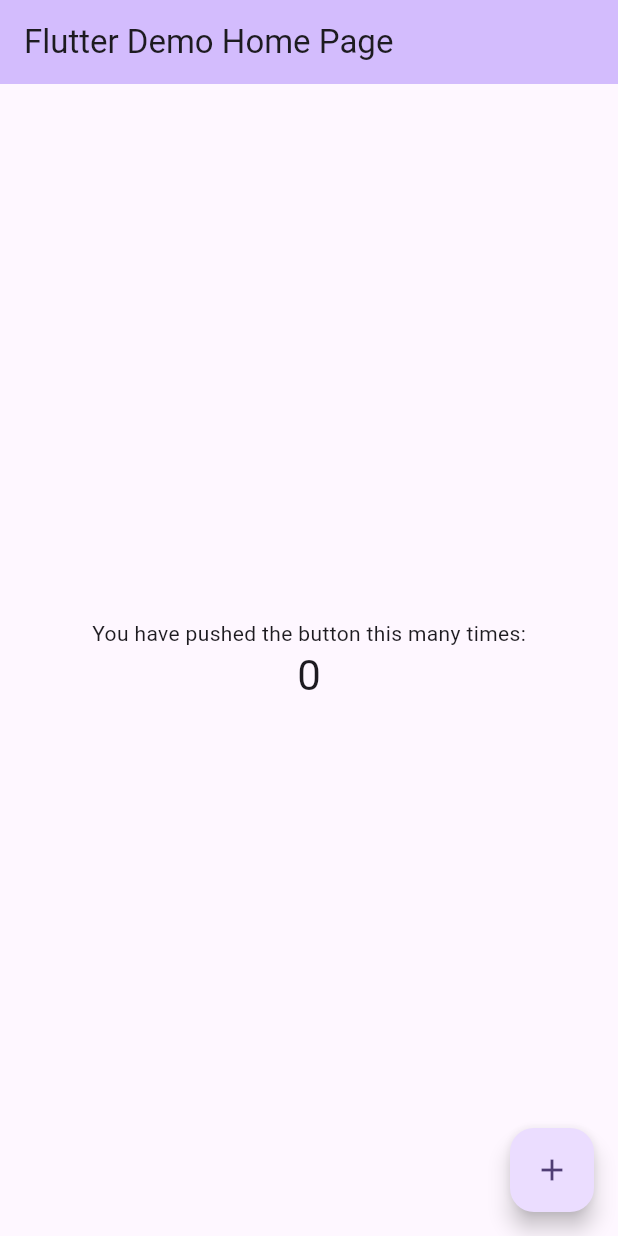
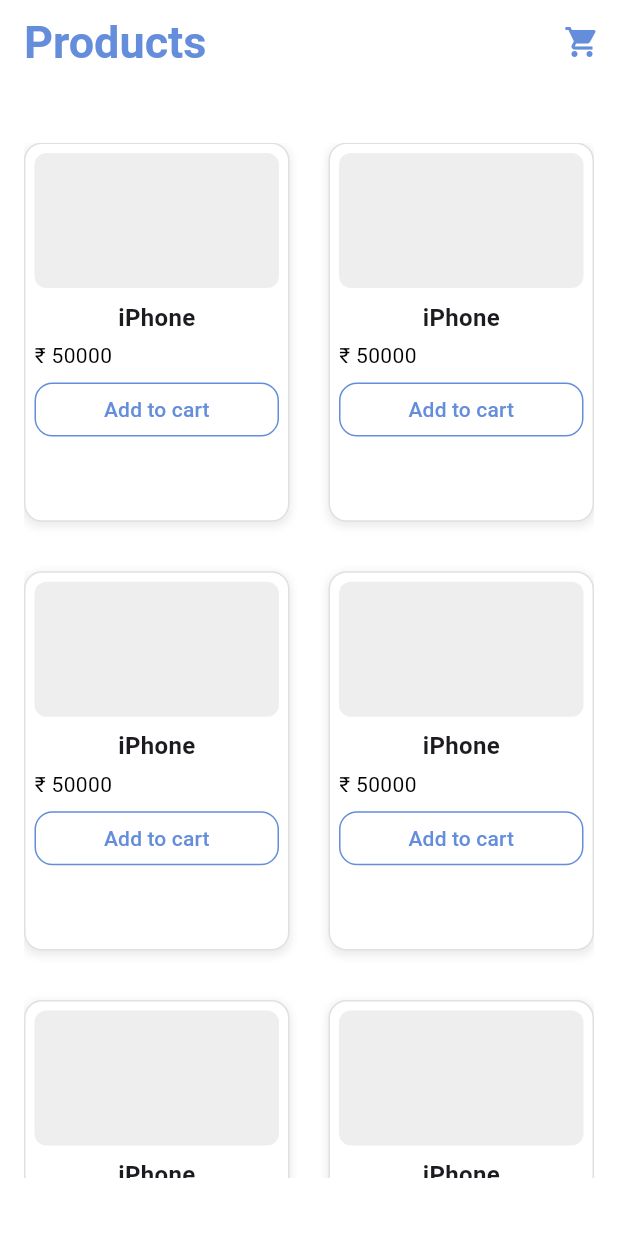
Before and after one commit to Aiswarya151/cart_app, a Flutter app: the screen it shows after launch, on a phone screen of 412 x 824 dp. Run offline on Flutter 3.47's test engine with Material 3 defaults, Android fonts, the phone set to English and light mode, and no system bars; our stand-ins replace gap, go_router.

Commit message:
created ui pages and implemented theme and gorouter navigation

```diff
--- /dev/null
+++ b/lib/core/router/router.dart
@@ -0,0 +1,13 @@
+import 'package:cart_app/features/authentication/presentation/login.dart';
+import 'package:cart_app/features/authentication/presentation/signup.dart';
+import 'package:cart_app/features/cart/my_cart.dart';
+import 'package:cart_app/features/cart/products.dart';
+import 'package:go_router/go_router.dart';
+
+final GoRouter appRouter=GoRouter(initialLocation:'/products',
+routes: [
+  GoRoute(path: '/products',name: 'products',builder: (context, state) => ProductsScreen(),),
+  GoRoute(path: '/login',name: 'login',builder: (context, state) => LoginScreen(),),
+   GoRoute(path: '/signup',name: 'signup',builder: (context, state) => SignUpScreen(),),
+   GoRoute(path: '/cart',name: 'cart',builder: (context, state) => CartScreen(),)
+] );
--- /dev/null
+++ b/lib/core/theme/app_button_theme.dart
@@ -0,0 +1,14 @@
+import 'package:cart_app/core/theme/app_colors.dart';
+import 'package:flutter/material.dart';
+
+class AppButtonTheme {
+  static final  ElevatedButtonThemeData elevatedButtonTheme=ElevatedButtonThemeData(
+    style: ElevatedButton.styleFrom(
+      backgroundColor: AppColors.primary,
+      foregroundColor: AppColors.background,
+      padding: const EdgeInsets.symmetric(horizontal: 24, vertical: 16),
+      textStyle: const TextStyle(fontSize: 16,fontWeight: FontWeight.w700),
+       shape: RoundedRectangleBorder(borderRadius: BorderRadius.circular(12)),
+    )
+  );
+}
--- /dev/null
+++ b/lib/core/theme/app_colors.dart
@@ -0,0 +1,14 @@
+
+import 'package:flutter/material.dart';
+
+class AppColors {
+
+    static const Color primary=Color(0xFF648DDB);
+    static const Color secondary=Color(0xFFFFA000);
+    static const Color error=Color(0xFFEC6767);
+    static const Color background=Colors.white;
+    static const Color darkBackground=Colors.black;
+
+
+
+}
--- /dev/null
+++ b/lib/core/theme/appbar_theme.dart
@@ -0,0 +1,11 @@
+import 'package:cart_app/core/theme/app_colors.dart';
+import 'package:flutter/material.dart';
+
+class AppAppbarTheme {
+  static const AppBarTheme appBarTheme = AppBarTheme(
+      backgroundColor: AppColors.background,
+      foregroundColor: AppColors.primary,
+      elevation: 0,
+      titleTextStyle: TextStyle(
+          color: AppColors.primary, fontSize: 30, fontWeight: FontWeight.w600));
+}
--- /dev/null
+++ b/lib/core/theme/text_theme.dart
@@ -0,0 +1,9 @@
+import 'package:flutter/material.dart';
+
+class AppTextTheme {
+  static const TextTheme textTheme = TextTheme(
+    bodyLarge: TextStyle(fontSize: 16, fontWeight: FontWeight.normal),
+    bodyMedium: TextStyle(fontSize: 14, fontWeight: FontWeight.normal),
+    bodySmall: TextStyle(fontSize: 12, fontWeight: FontWeight.normal),
+  );
+}
--- /dev/null
+++ b/lib/core/theme/theme.dart
@@ -0,0 +1,18 @@
+import 'package:cart_app/core/theme/app_button_theme.dart';
+import 'package:cart_app/core/theme/app_colors.dart';
+import 'package:cart_app/core/theme/appbar_theme.dart';
+import 'package:cart_app/core/theme/text_theme.dart';
+import 'package:flutter/material.dart';
+
+class AppTheme {
+  static ThemeData lightTheme = ThemeData(
+    scaffoldBackgroundColor: AppColors.background,
+    brightness: Brightness.light,
+    primarySwatch: Colors.blue,
+    appBarTheme: AppAppbarTheme.appBarTheme,
+    elevatedButtonTheme: AppButtonTheme.elevatedButtonTheme,
+    textTheme: AppTextTheme.textTheme,
+  );
+  static ThemeData darkTheme =
+      ThemeData(brightness: Brightness.dark, primarySwatch: Colors.blue);
+}
--- /dev/null
+++ b/lib/features/cart/products.dart
@@ -0,0 +1,120 @@
+import 'package:cart_app/core/router/router.dart';
+import 'package:cart_app/core/theme/app_colors.dart';
+import 'package:flutter/material.dart';
+
+class ProductsScreen extends StatelessWidget {
+  const ProductsScreen({super.key});
+
+  @override
+  Widget build(BuildContext context) {
+    return Scaffold(
+      appBar: AppBar(
+        title: Text(
+          "Products",
+          // style: TextStyle(
+          //   fontSize: 24,
+          //   fontWeight: FontWeight.bold,
+          //   color: Colors.blue,
+          // ),
+        ),
+        actions: [
+          IconButton(
+            icon: const Icon(
+              Icons.shopping_cart,
+            ),
+            onPressed: () {
+              appRouter.goNamed('cart');
+              // Navigate to cart screen
+            },
+          ),
+        ],
+      ),
+      body: Padding(
+        padding: const EdgeInsets.symmetric(horizontal: 16, vertical: 39),
+        child: GridView.builder(
+          itemCount: 6, // Adjust number of products
+          gridDelegate: const SliverGridDelegateWithFixedCrossAxisCount(
+            crossAxisCount: 2, // Two items per row
+            crossAxisSpacing: 26,
+            mainAxisSpacing: 33,
+            childAspectRatio: 0.7, // Adjust height ratio
+          ),
+          itemBuilder: (context, index) {
+            return ProductCard();
+          },
+        ),
+      ),
+    );
+  }
+}
+
+// Product Card Widget
+class ProductCard extends StatelessWidget {
+  const ProductCard({super.key});
+
+  @override
+  Widget build(BuildContext context) {
+    return Container(
+      padding: const EdgeInsets.all(6),
+      decoration: BoxDecoration(
+        color: Colors.white,
+        borderRadius: BorderRadius.circular(12),
+        border: Border.all(color: Colors.grey.shade300),
+        boxShadow: [
+          BoxShadow(
+            color: Colors.grey.withOpacity(0.2),
+            blurRadius: 4,
+            spreadRadius: 1,
+            offset: const Offset(0, 2),
+          ),
+        ],
+      ),
+      child: Column(
+        crossAxisAlignment: CrossAxisAlignment.start,
+        children: [
+          // Placeholder for product image
+          Container(
+            height: 90,
+            width: double.infinity,
+            decoration: BoxDecoration(
+              color: Colors.grey.shade200,
+              borderRadius: BorderRadius.circular(8),
+            ),
+          ),
+          const SizedBox(height: 8),
+          Center(
+            child: const Text(
+              "iPhone",
+              style: TextStyle(fontSize: 16, fontWeight: FontWeight.bold),
+            ),
+          ),
+          const SizedBox(height: 4),
+          const Text(
+            "₹ 50000",
+            style: TextStyle(fontSize: 14, color: Colors.black),
+          ),
+          const SizedBox(height: 8),
+          SizedBox(
+            width: double.infinity,
+            height: 36,
+            child: OutlinedButton(
+              onPressed: () {
+                // Add to cart logic
+              },
+              style: OutlinedButton.styleFrom(
+                side: const BorderSide(color: AppColors.primary),
+                shape: RoundedRectangleBorder(
+                  borderRadius: BorderRadius.circular(12),
+                ),
+              ),
+              child: const Text(
+                "Add to cart",
+                style: TextStyle(color: AppColors.primary),
+              ),
+            ),
+          ),
+        ],
+      ),
+    );
+  }
+}
--- a/lib/main.dart
+++ b/lib/main.dart
@@ -1,3 +1,5 @@
+import 'package:cart_app/core/router/router.dart';
+import 'package:cart_app/core/theme/theme.dart';
 import 'package:flutter/material.dart';
 
 void main() {
@@ -10,116 +12,11 @@ class MyApp extends StatelessWidget {
   // This widget is the root of your application.
   @override
   Widget build(BuildContext context) {
-    return MaterialApp(
-      title: 'Flutter Demo',
-      theme: ThemeData(
-        // This is the theme of your application.
-        //
-        // TRY THIS: Try running your application with "flutter run". You'll see
-        // the application has a purple toolbar. Then, without quitting the app,
-        // try changing the seedColor in the colorScheme below to Colors.green
-        // and then invoke "hot reload" (save your changes or press the "hot
-        // reload" button in a Flutter-supported IDE, or press "r" if you used
-        // the command line to start the app).
-        //
-        // Notice that the counter didn't reset back to zero; the application
-        // state is not lost during the reload. To reset the state, use hot
-        // restart instead.
-        //
-        // This works for code too, not just values: Most code changes can be
-        // tested with just a hot reload.
-        colorScheme: ColorScheme.fromSeed(seedColor: Colors.deepPurple),
-        useMaterial3: true,
-      ),
-      home: const MyHomePage(title: 'Flutter Demo Home Page'),
+    return MaterialApp.router(
+      debugShowCheckedModeBanner: false,
+      routerConfig: appRouter,
+      theme: AppTheme.lightTheme,
+
     );
   }
 }
-
-class MyHomePage extends StatefulWidget {
-  const MyHomePage({super.key, required this.title});
-
-  // This widget is the home page of your application. It is stateful, meaning
-  // that it has a State object (defined below) that contains fields that affect
-  // how it looks.
-
-  // This class is the configuration for the state. It holds the values (in this
-  // case the title) provided by the parent (in this case the App widget) and
-  // used by the build method of the State. Fields in a Widget subclass are
-  // always marked "final".
-
-  final String title;
-
-  @override
-  State<MyHomePage> createState() => _MyHomePageState();
-}
-
-class _MyHomePageState extends State<MyHomePage> {
-  int _counter = 0;
-
-  void _incrementCounter() {
-    setState(() {
-      // This call to setState tells the Flutter framework that something has
-      // changed in this State, which causes it to rerun the build method below
-      // so that the display can reflect the updated values. If we changed
-      // _counter without calling setState(), then the build method would not be
-      // called again, and so nothing would appear to happen.
-      _counter++;
-    });
-  }
-
-  @override
-  Widget build(BuildContext context) {
-    // This method is rerun every time setState is called, for instance as done
-    // by the _incrementCounter method above.
-    //
-    // The Flutter framework has been optimized to make rerunning build methods
-    // fast, so that you can just rebuild anything that needs updating rather
-    // than having to individually change instances of widgets.
-    return Scaffold(
-      appBar: AppBar(
-        // TRY THIS: Try changing the color here to a specific color (to
-        // Colors.amber, perhaps?) and trigger a hot reload to see the AppBar
-        // change color while the other colors stay the same.
-        backgroundColor: Theme.of(context).colorScheme.inversePrimary,
-        // Here we take the value from the MyHomePage object that was created by
-        // the App.build method, and use it to set our appbar title.
-        title: Text(widget.title),
-      ),
-      body: Center(
-        // Center is a layout widget. It takes a single child and positions it
-        // in the middle of the parent.
-        child: Column(
-          // Column is also a layout widget. It takes a list of children and
-          // arranges them vertically. By default, it sizes itself to fit its
-          // children horizontally, and tries to be as tall as its parent.
-          //
-          // Column has various properties to control how it sizes itself and
-          // how it positions its children. Here we use mainAxisAlignment to
-          // center the children vertically; the main axis here is the vertical
-          // axis because Columns are vertical (the cross axis would be
-          // horizontal).
-          //
-          // TRY THIS: Invoke "debug painting" (choose the "Toggle Debug Paint"
-          // action in the IDE, or press "p" in the console), to see the
-          // wireframe for each widget.
-          mainAxisAlignment: MainAxisAlignment.center,
-          children: <Widget>[
-            const Text(
-              'You have pushed the button this many times:',
-            ),
-            Text(
-              '$_counter',
-              style: Theme.of(context).textTheme.headlineMedium,
-            ),
-          ],
-        ),
-      ),
-      floatingActionButton: FloatingActionButton(
-        onPressed: _incrementCounter,
-        tooltip: 'Increment',
-        child: const Icon(Icons.add),
-      ), // This trailing comma makes auto-formatting nicer for build methods.
-    );
-  }
-}
--- a/pubspec.yaml
+++ b/pubspec.yaml
@@ -34,6 +34,8 @@ dependencies:
   # The following adds the Cupertino Icons font to your application.
   # Use with the CupertinoIcons class for iOS style icons.
   cupertino_icons: ^1.0.8
+  go_router: ^14.8.1
+  gap: ^3.0.1
 
 dev_dependencies:
   flutter_test:
```
Also changed, not shown: lib/core/shared_widgets/custom_textfield.dart (added, +48 -0 lines), lib/features/authentication/presentation/login.dart (added, +130 -0 lines), lib/features/authentication/presentation/signup.dart (added, +108 -0 lines), lib/features/cart/my_cart.dart (added, +94 -0 lines), pubspec.lock, 1 other file.
